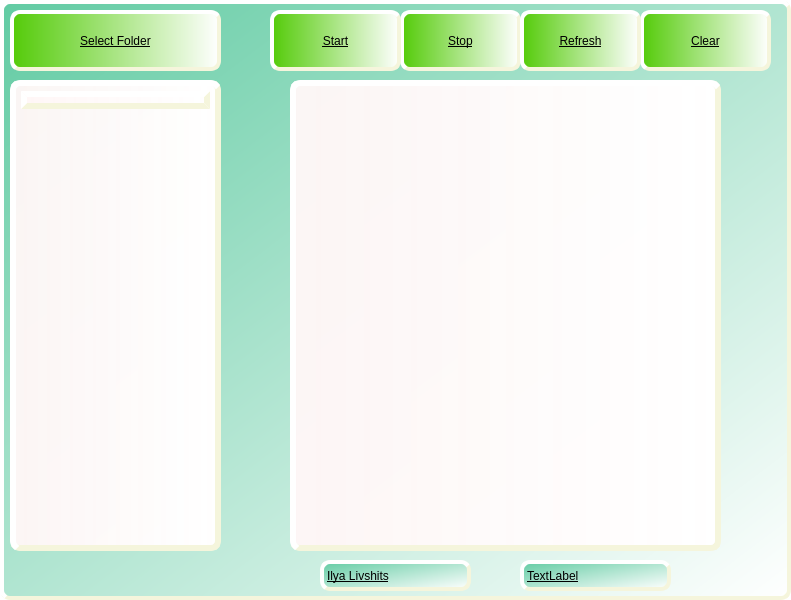
Qt form gui.ui (ilya1200/gui-project) before a commit.
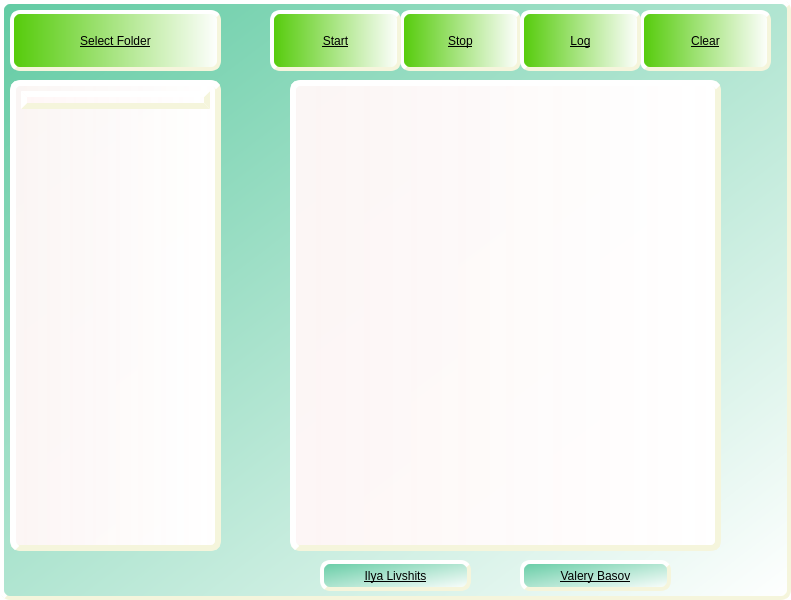
The same form after that commit.

Patch:
```diff
--- a/gui.ui
+++ b/gui.ui
@@ -171,7 +171,7 @@
 border-color: beige</string>
     </property>
     <property name="text">
-     <string>Refresh</string>
+     <string>Log</string>
     </property>
    </widget>
    <widget class="QLabel" name="label">
@@ -194,6 +194,15 @@
     <property name="text">
      <string>Ilya Livshits</string>
     </property>
+    <property name="scaledContents">
+     <bool>true</bool>
+    </property>
+    <property name="alignment">
+     <set>Qt::AlignCenter</set>
+    </property>
+    <property name="wordWrap">
+     <bool>true</bool>
+    </property>
    </widget>
    <widget class="QLabel" name="label_2">
     <property name="geometry">
@@ -213,7 +222,10 @@
 border-color: beige</string>
     </property>
     <property name="text">
-     <string>TextLabel</string>
+     <string>Valery Basov</string>
+    </property>
+    <property name="alignment">
+     <set>Qt::AlignCenter</set>
     </property>
    </widget>
   </widget>
```
Left out of the diff: 15 changed lines with no effect on the pictures.
